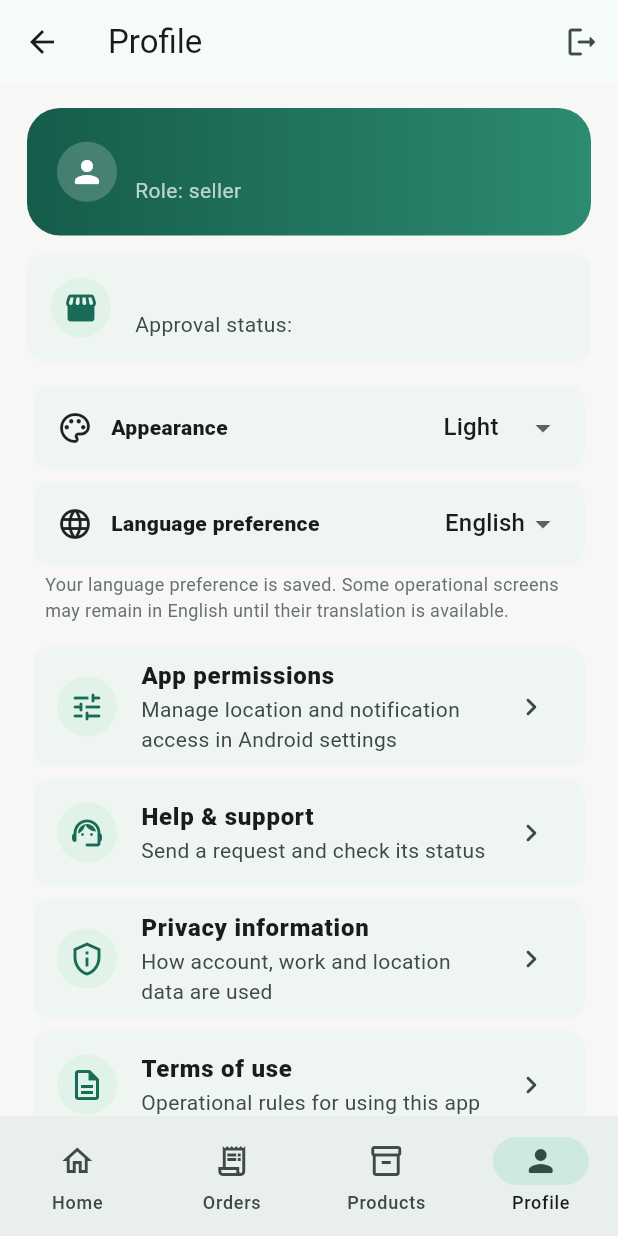
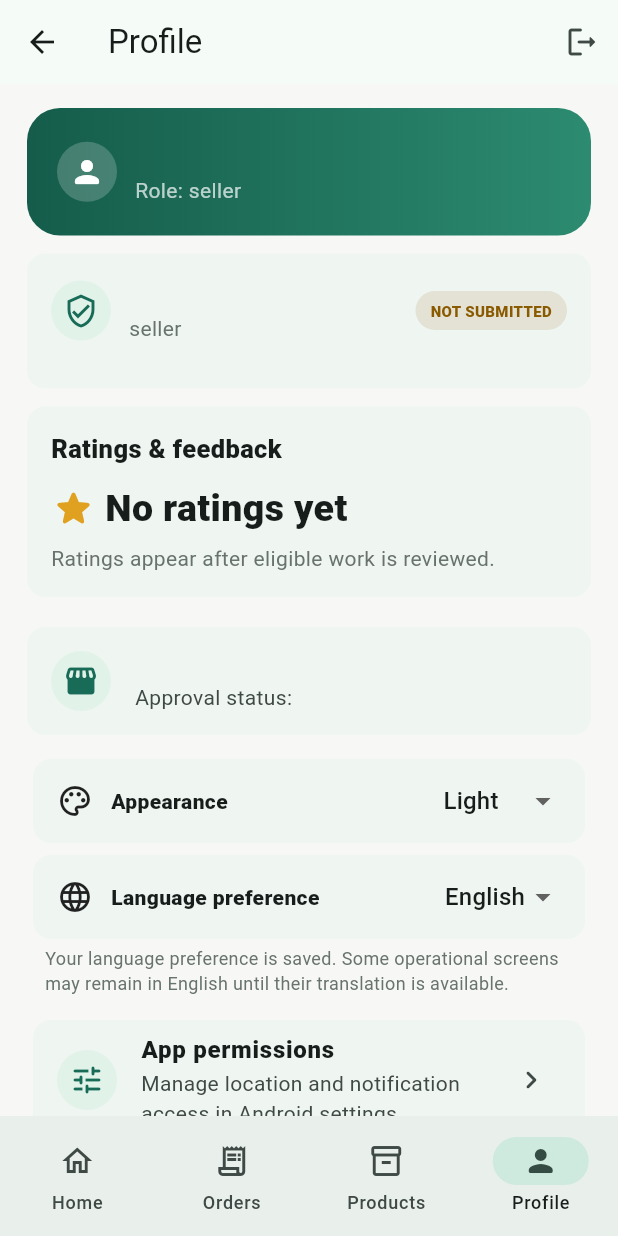
Before and after one commit to mauryasujeet698-svg/Alteo, a Flutter app: the RoleOperationsPage screen opened directly with empty values, item 4 of the bottom bar chosen, on a phone screen of 412 x 824 dp. Run offline on Flutter 3.47's test engine with Material 3 defaults, Android fonts, the phone set to English and light mode, and no system bars; our stand-ins replace firebase_core, firebase_messaging, flutter_local_notifications, flutter_map, geocoding, geolocator and 6 more; accounts and stored records are empty; network calls fail.

Commit message:
Add seller account details and order ratings

```diff
--- a/apps/seller/lib/main.dart
+++ b/apps/seller/lib/main.dart
@@ -677,6 +677,8 @@ class _RoleOperationsPageState extends State<RoleOperationsPage> {
               ])),
             ]),
           ),
+          AlteoPartnerAccountCard(role: requiredRole, userId: user!.id),
+          AlteoPartnerRatingCard(role: requiredRole, userId: user!.id),
           if (requiredRole == 'seller')
             FutureBuilder<Map<String, dynamic>?>(
               future: sellerProfile,
@@ -1207,6 +1209,9 @@ class _RoleOperationsPageState extends State<RoleOperationsPage> {
             if ((payment == 'paid' && status == 'paid') || (payment == 'cod_pending' && status == 'cod_pending')) buttons.add(FilledButton(onPressed: () => rpc('seller_update_order_status', {'p_order_id': o['id'], 'p_action': 'accept'}, 'Order accepted.'), child: const Text('Accept')));
             if ((payment == 'paid' || payment == 'cod_pending') && status == 'accepted') buttons.add(FilledButton(onPressed: () => rpc('seller_update_order_status', {'p_order_id': o['id'], 'p_action': 'prepare'}, 'Order preparation started.'), child: const Text('Prepare')));
             if ((payment == 'paid' || payment == 'cod_pending') && status == 'preparing') buttons.add(FilledButton(onPressed: () => rpc('seller_update_order_status', {'p_order_id': o['id'], 'p_action': 'ready'}, 'Order ready for pickup.'), child: const Text('Ready for pickup')));
+            if (status == 'delivered' || status == 'completed') {
+              buttons.add(AlteoRateCompletedWorkButton(role: requiredRole, transactionType: 'order', transactionId: o['id'].toString()));
+            }
             return Card(elevation: 0, margin: const EdgeInsets.only(bottom: 10), child: Padding(padding: const EdgeInsets.all(14), child: Column(crossAxisAlignment: CrossAxisAlignment.start, children: [
               Text('Order ' + _short(o['id']), style: const TextStyle(fontWeight: FontWeight.w900)),
               const SizedBox(height: 5),
```
